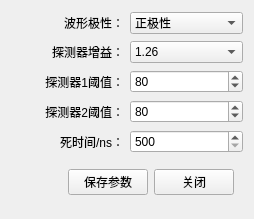
Old version of the form FPGASetting.ui in the repository MrXiaomao/Cu_Activation.
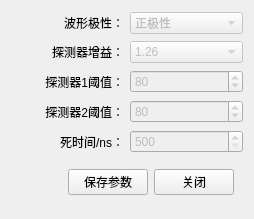
New version of the form.

What changed in the file:
```diff
--- a/FPGASetting.ui
+++ b/FPGASetting.ui
@@ -26,6 +26,9 @@
    </item>
    <item row="0" column="1">
     <widget class="QComboBox" name="comboBox">
+     <property name="enabled">
+      <bool>false</bool>
+     </property>
      <item>
       <property name="text">
        <string>正极性</string>
@@ -50,6 +53,9 @@
    </item>
    <item row="1" column="1">
     <widget class="QComboBox" name="comboBox_4">
+     <property name="enabled">
+      <bool>false</bool>
+     </property>
      <property name="currentIndex">
       <number>0</number>
      </property>
@@ -82,6 +88,9 @@
    </item>
    <item row="2" column="1">
     <widget class="QSpinBox" name="spinBox">
+     <property name="enabled">
+      <bool>false</bool>
+     </property>
      <property name="minimum">
       <number>1</number>
      </property>
@@ -105,6 +114,9 @@
    </item>
    <item row="3" column="1">
     <widget class="QSpinBox" name="spinBox_2">
+     <property name="enabled">
+      <bool>false</bool>
+     </property>
      <property name="minimum">
       <number>1</number>
      </property>
@@ -128,6 +140,9 @@
    </item>
    <item row="4" column="1">
     <widget class="QSpinBox" name="spinBox_3">
+     <property name="enabled">
+      <bool>false</bool>
+     </property>
      <property name="minimum">
       <number>500</number>
      </property>
```
